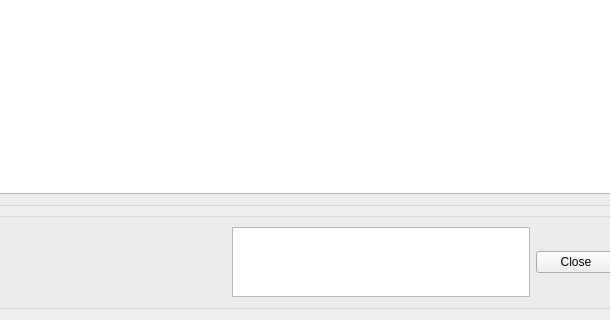
swedigarch/QGIS-plugin, file swedigarch_plugin/intrasis_analysis_browse_class_subclass.ui: the form before one commit; both pictures show x 90 to 700 and y 389 to 709 of the 815 by 709 pixel window.
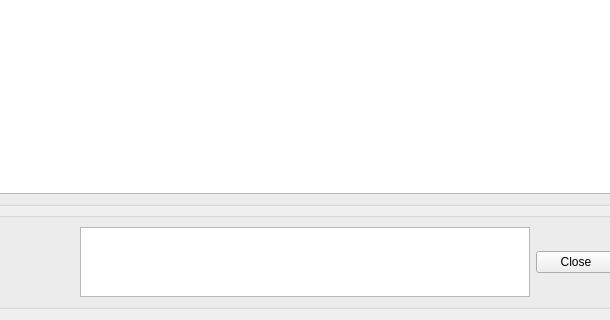
The form after the commit.

Commit message: Try loading stas after table has finished loaded

The edit to the form file:
```diff
--- a/swedigarch_plugin/intrasis_analysis_browse_class_subclass.ui
+++ b/swedigarch_plugin/intrasis_analysis_browse_class_subclass.ui
@@ -117,6 +117,12 @@
             <verstretch>0</verstretch>
            </sizepolicy>
           </property>
+          <property name="minimumSize">
+           <size>
+            <width>450</width>
+            <height>0</height>
+           </size>
+          </property>
          </widget>
         </item>
         <item>
```
The commit also changes 1 other file.
